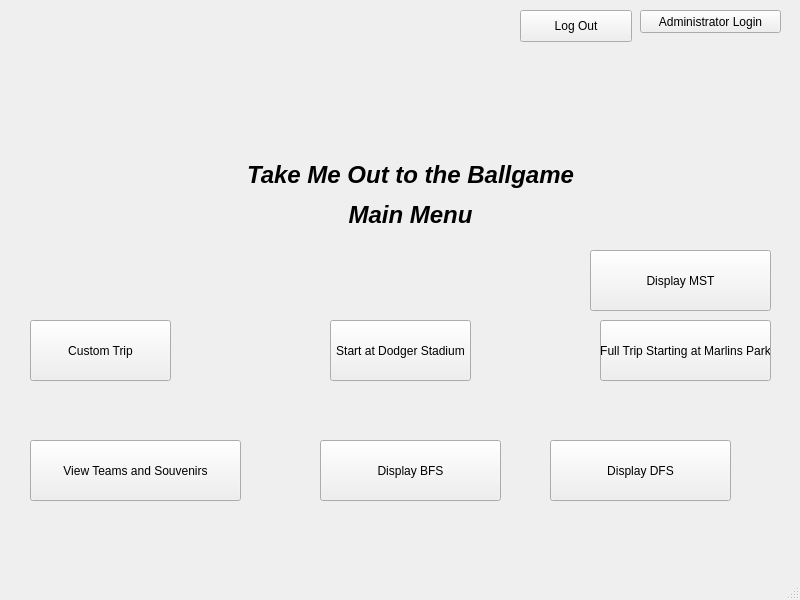
Above: Baseball/mainwindow.ui from Ykhan799/CS-1D-Project-2-Baseball before the change. Below: the same form after it.
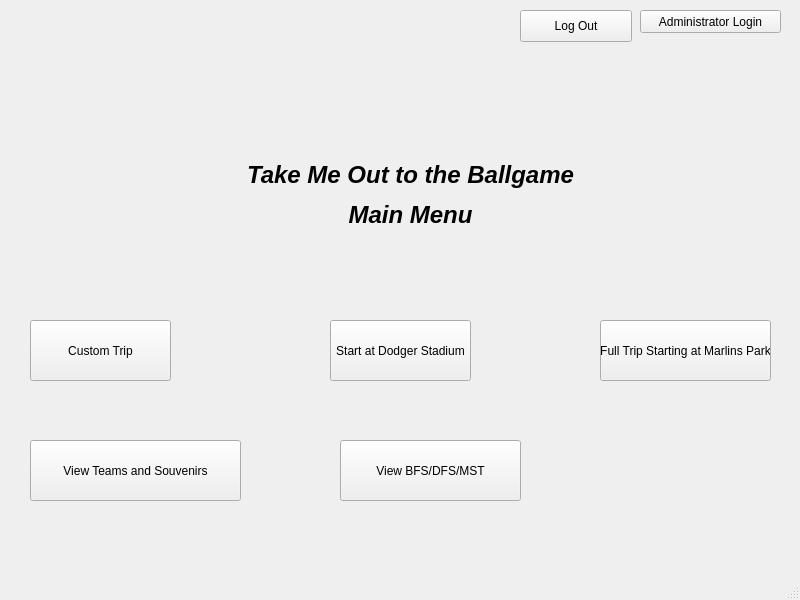
That is the form after the change.

What changed in the file:
```diff
--- a/Baseball/mainwindow.ui
+++ b/Baseball/mainwindow.ui
@@ -114,40 +114,14 @@
    <widget class="QPushButton" name="BFS">
     <property name="geometry">
      <rect>
-      <x>320</x>
+      <x>340</x>
       <y>440</y>
       <width>181</width>
       <height>61</height>
      </rect>
     </property>
     <property name="text">
-     <string>Display BFS</string>
-    </property>
-   </widget>
-   <widget class="QPushButton" name="DFS">
-    <property name="geometry">
-     <rect>
-      <x>550</x>
-      <y>440</y>
-      <width>181</width>
-      <height>61</height>
-     </rect>
-    </property>
-    <property name="text">
-     <string>Display DFS</string>
-    </property>
-   </widget>
-   <widget class="QPushButton" name="MST">
-    <property name="geometry">
-     <rect>
-      <x>590</x>
-      <y>250</y>
-      <width>181</width>
-      <height>61</height>
-     </rect>
-    </property>
-    <property name="text">
-     <string>Display MST</string>
+     <string>View BFS/DFS/MST</string>
     </property>
    </widget>
   </widget>
```
Left out of the diff: 2 changed lines with no effect on the pictures.
